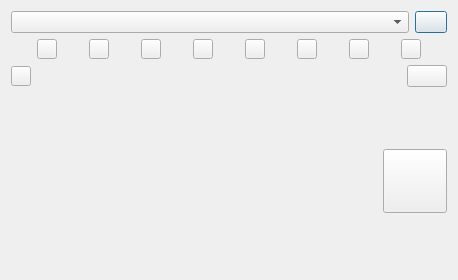
First picture: the form in hardware/dialogcollarsim.ui, repository IvanTsantsarov/herdmind-simulator, before the edit.
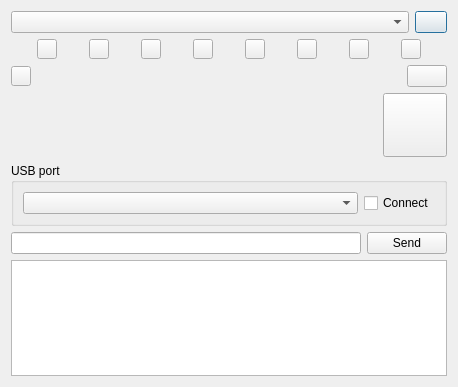
Second picture: the form after the edit. Icons and pictures are not drawn. Custom widgets are drawn as their Qt base class.

Commit message: Serial added to DialogCollarSim. Not implemented

Diff of the .ui file:
```diff
--- a/hardware/dialogcollarsim.ui
+++ b/hardware/dialogcollarsim.ui
@@ -7,7 +7,7 @@
     <x>0</x>
     <y>0</y>
     <width>458</width>
-    <height>280</height>
+    <height>387</height>
    </rect>
   </property>
   <property name="maximumSize">
@@ -360,6 +360,57 @@
        </item>
       </layout>
      </item>
+     <item>
+      <widget class="QGroupBox" name="groupUSB">
+       <property name="title">
+        <string>USB port</string>
+       </property>
+       <layout class="QHBoxLayout" name="horizontalLayout_7">
+        <item>
+         <layout class="QHBoxLayout" name="horizontalLayout_6">
+          <item>
+           <widget class="QComboBox" name="comboUSB">
+            <property name="sizePolicy">
+             <sizepolicy hsizetype="Expanding" vsizetype="Fixed">
+              <horstretch>0</horstretch>
+              <verstretch>0</verstretch>
+             </sizepolicy>
+            </property>
+           </widget>
+          </item>
+         </layout>
+        </item>
+        <item>
+         <widget class="QCheckBox" name="checkConnect">
+          <property name="text">
+           <string>Connect</string>
+          </property>
+         </widget>
+        </item>
+       </layout>
+      </widget>
+     </item>
+     <item>
+      <layout class="QHBoxLayout" name="horizontalLayout_5">
+       <item>
+        <widget class="QLineEdit" name="editSerialCmd"/>
+       </item>
+       <item>
+        <widget class="QPushButton" name="btnSend">
+         <property name="text">
+          <string>Send</string>
+         </property>
+        </widget>
+       </item>
+      </layout>
+     </item>
+     <item>
+      <widget class="QPlainTextEdit" name="serialResponce">
+       <property name="readOnly">
+        <bool>true</bool>
+       </property>
+      </widget>
+     </item>
     </layout>
    </item>
   </layout>
```
The commit also changes 10 other files.
